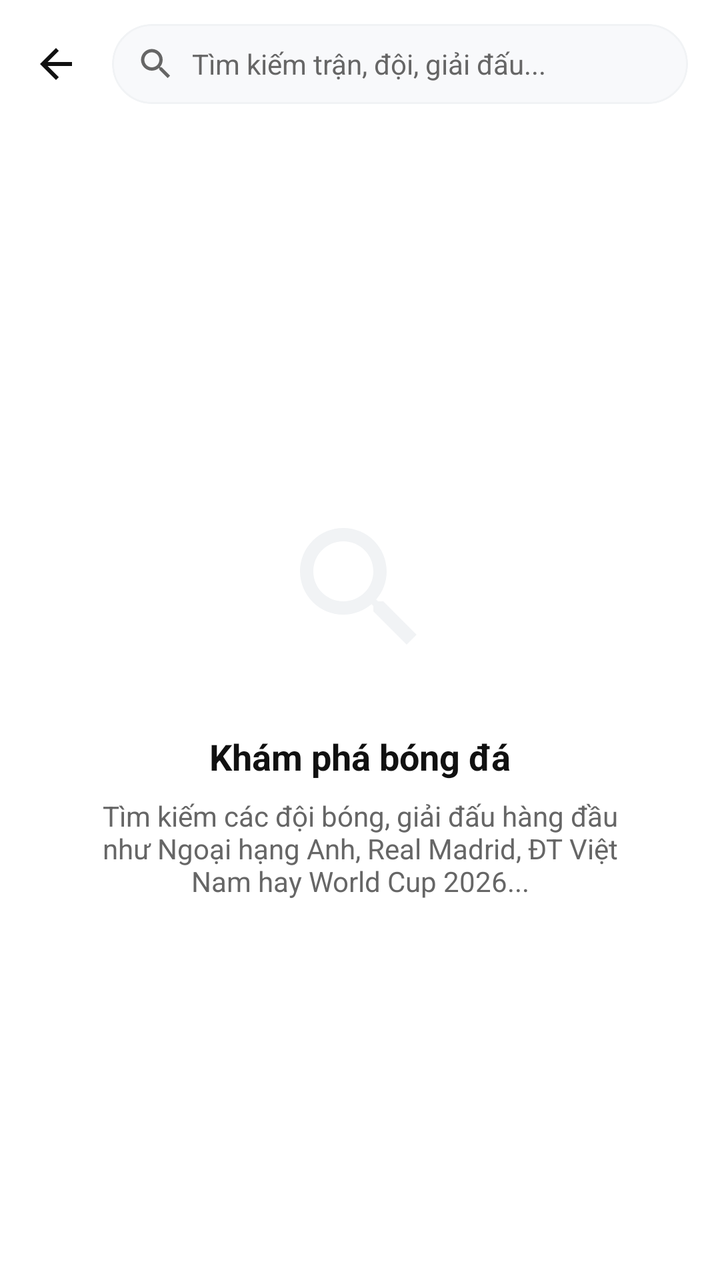
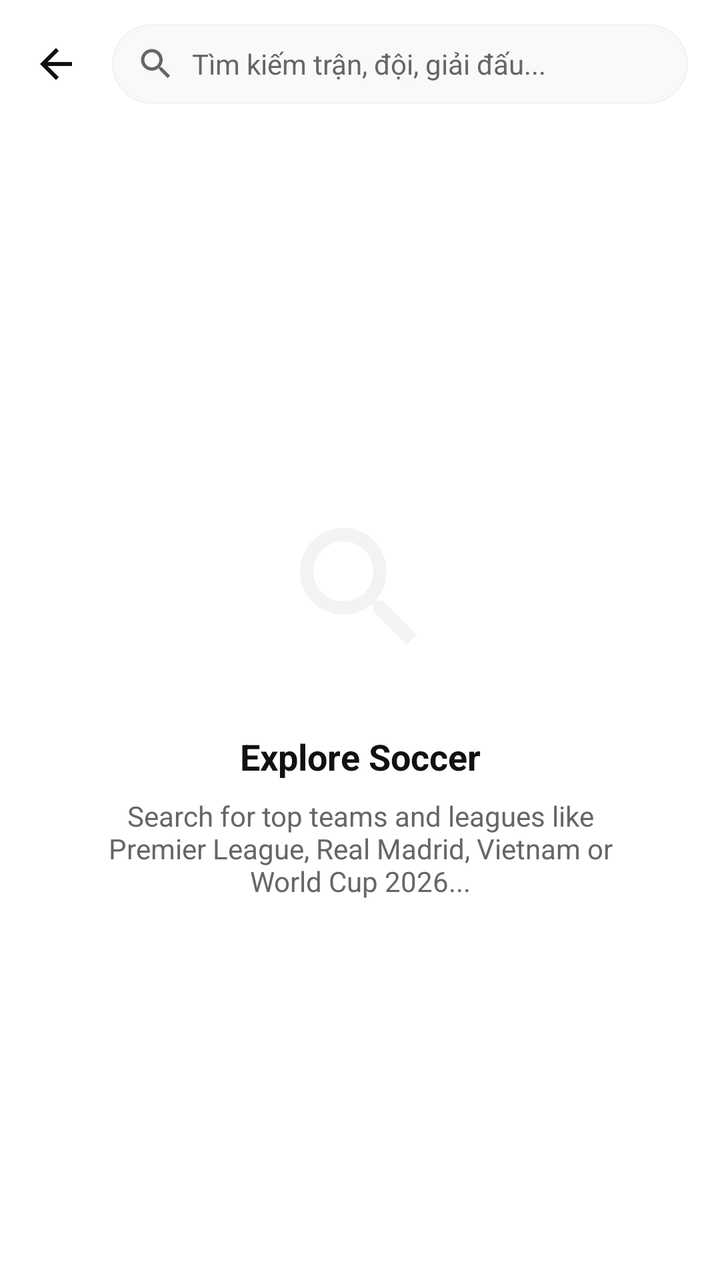

Before-and-after screenshots of an Android layout around one commit, followed by the original layout XML and the change that was made.
<!-- AndroidManifest.xml: activity theme Theme.MyApplication -->
<!-- res/layout/activity_search.xml -->
<?xml version="1.0" encoding="utf-8"?>
<androidx.constraintlayout.widget.ConstraintLayout xmlns:android="http://schemas.android.com/apk/res/android"
    xmlns:app="http://schemas.android.com/apk/res-auto"
    xmlns:tools="http://schemas.android.com/tools"
    android:layout_width="match_parent"
    android:layout_height="match_parent"
    android:background="@color/bg_light"
    tools:context=".ui.search.SearchActivity">

    
    <androidx.constraintlayout.widget.ConstraintLayout
        android:id="@+id/searchHeader"
        android:layout_width="match_parent"
        android:layout_height="64dp"
        android:background="@color/bg_light"
        app:layout_constraintTop_toTopOf="parent">

        <ImageView
            android:id="@+id/btnBack"
            android:layout_width="40dp"
            android:layout_height="40dp"
            android:layout_marginStart="8dp"
            android:contentDescription="Back"
            android:padding="8dp"
            android:src="@drawable/ic_back"
            app:layout_constraintBottom_toBottomOf="parent"
            app:layout_constraintStart_toStartOf="parent"
            app:layout_constraintTop_toTopOf="parent"
            app:tint="@color/text_white" />

        <com.google.android.material.card.MaterialCardView
            android:id="@+id/cvSearchInput"
            android:layout_width="0dp"
            android:layout_height="40dp"
            android:layout_marginStart="8dp"
            android:layout_marginEnd="16dp"
            app:cardBackgroundColor="@color/card_dark"
            app:cardCornerRadius="20dp"
            app:cardElevation="0dp"
            app:strokeColor="@color/divider_dark"
            app:strokeWidth="1dp"
            app:layout_constraintBottom_toBottomOf="parent"
            app:layout_constraintEnd_toEndOf="parent"
            app:layout_constraintStart_toEndOf="@id/btnBack"
            app:layout_constraintTop_toTopOf="parent">

            <androidx.constraintlayout.widget.ConstraintLayout
                android:layout_width="match_parent"
                android:layout_height="match_parent">

                <ImageView
                    android:id="@+id/ivSearchIconSmall"
                    android:layout_width="20dp"
                    android:layout_height="20dp"
                    android:layout_marginStart="12dp"
                    android:contentDescription="Search Icon"
                    android:src="@drawable/ic_search"
                    app:layout_constraintBottom_toBottomOf="parent"
                    app:layout_constraintStart_toStartOf="parent"
                    app:layout_constraintTop_toTopOf="parent"
                    app:tint="@color/text_muted" />

                <EditText
                    android:id="@+id/etSearch"
                    android:layout_width="0dp"
                    android:layout_height="match_parent"
                    android:layout_marginStart="8dp"
                    android:layout_marginEnd="8dp"
                    android:background="@android:color/transparent"
                    android:hint="Tìm kiếm trận, đội, giải đấu..."
                    android:imeOptions="actionSearch"
                    android:inputType="text"
                    android:maxLines="1"
                    android:textColor="@color/text_white"
                    android:textColorHint="@color/text_muted"
                    android:textSize="14sp"
                    app:layout_constraintBottom_toBottomOf="parent"
                    app:layout_constraintEnd_toStartOf="@id/btnClear"
                    app:layout_constraintStart_toEndOf="@id/ivSearchIconSmall"
                    app:layout_constraintTop_toTopOf="parent" />

                <ImageView
                    android:id="@+id/btnClear"
                    android:layout_width="28dp"
                    android:layout_height="28dp"
                    android:layout_marginEnd="8dp"
                    android:contentDescription="Clear text"
                    android:padding="6dp"
                    android:src="@android:drawable/ic_menu_close_clear_cancel"
                    android:visibility="gone"
                    app:layout_constraintBottom_toBottomOf="parent"
                    app:layout_constraintEnd_toEndOf="parent"
                    app:layout_constraintTop_toTopOf="parent"
                    app:tint="@color/text_muted"
                    tools:visibility="visible" />

            </androidx.constraintlayout.widget.ConstraintLayout>

        </com.google.android.material.card.MaterialCardView>

    </androidx.constraintlayout.widget.ConstraintLayout>

    
    <androidx.recyclerview.widget.RecyclerView
        android:id="@+id/rvSearchResults"
        android:layout_width="match_parent"
        android:layout_height="0dp"
        android:clipToPadding="false"
        android:paddingBottom="24dp"
        app:layout_constraintBottom_toBottomOf="parent"
        app:layout_constraintTop_toBottomOf="@id/searchHeader" />

    
    <androidx.constraintlayout.widget.ConstraintLayout
        android:id="@+id/emptyStateLayout"
        android:layout_width="match_parent"
        android:layout_height="0dp"
        android:gravity="center"
        app:layout_constraintBottom_toBottomOf="parent"
        app:layout_constraintTop_toBottomOf="@id/searchHeader">

        <ImageView
            android:id="@+id/ivEmptySearch"
            android:layout_width="80dp"
            android:layout_height="80dp"
            android:layout_marginBottom="16dp"
            android:contentDescription="Search placeholder"
            android:src="@drawable/ic_search"
            app:layout_constraintBottom_toTopOf="@id/tvEmptyTitle"
            app:layout_constraintEnd_toEndOf="parent"
            app:layout_constraintStart_toStartOf="parent"
            app:layout_constraintTop_toTopOf="parent"
            app:layout_constraintVertical_chainStyle="packed"
            app:tint="@color/divider_dark" />

        <TextView
            android:id="@+id/tvEmptyTitle"
            android:layout_width="wrap_content"
            android:layout_height="wrap_content"
            android:layout_marginTop="16dp"
            android:text="Khám phá bóng đá"
            android:textColor="@color/text_white"
            android:textSize="18sp"
            android:textStyle="bold"
            app:layout_constraintBottom_toTopOf="@id/tvEmptyDescription"
            app:layout_constraintEnd_toEndOf="parent"
            app:layout_constraintStart_toStartOf="parent"
            app:layout_constraintTop_toBottomOf="@id/ivEmptySearch" />

        <TextView
            android:id="@+id/tvEmptyDescription"
            android:layout_width="0dp"
            android:layout_height="wrap_content"
            android:layout_marginHorizontal="48dp"
            android:layout_marginTop="8dp"
            android:gravity="center"
            android:text="Tìm kiếm các đội bóng, giải đấu hàng đầu như Ngoại hạng Anh, Real Madrid, ĐT Việt Nam hay World Cup 2026..."
            android:textColor="@color/text_muted"
            android:textSize="14sp"
            app:layout_constraintBottom_toBottomOf="parent"
            app:layout_constraintEnd_toEndOf="parent"
            app:layout_constraintStart_toStartOf="parent"
            app:layout_constraintTop_toBottomOf="@id/tvEmptyTitle" />

    </androidx.constraintlayout.widget.ConstraintLayout>

</androidx.constraintlayout.widget.ConstraintLayout>
<!-- resources referenced by this layout -->
<resources>
  <color name="bg_light">@color/background</color>
  <color name="card_dark">@color/surface</color>
  <color name="divider_dark">@color/divider</color>
  <color name="text_muted">@color/textSecondary</color>
  <color name="text_white">@color/textPrimary</color>
  <!-- drawable ic_back (drawable) -->
  <vector xmlns:android="http://schemas.android.com/apk/res/android"
      android:width="24dp"
      android:height="24dp"
      android:viewportWidth="24"
      android:viewportHeight="24">
    <path
        android:fillColor="#FFFFFFFF"
        android:pathData="M20,11H7.83l5.59,-5.59L12,4l-8,8 8,8 1.41,-1.41L7.83,13H20v-2z"/>
  </vector>
  <!-- drawable ic_search (drawable) -->
  <vector xmlns:android="http://schemas.android.com/apk/res/android"
      android:width="24dp"
      android:height="24dp"
      android:viewportWidth="24"
      android:viewportHeight="24">
    <path
        android:fillColor="@color/textPrimary"
        android:pathData="M15.5,14h-0.79l-0.28,-0.27C15.41,12.59 16,11.11 16,9.5 16,5.91 13.09,3 9.5,3S3,5.91 3,9.5 5.91,16 9.5,16c1.61,0 3.09,-0.59 4.23,-1.57l0.27,0.28v0.79l5,4.99L20.49,19l-4.99,-5zM9.5,14C7.01,14 5,11.99 5,9.5S7.01,5 9.5,5 14,7.01 14,9.5 11.99,14 9.5,14z"/>
  </vector>
  <style name="Theme.MyApplication" parent="Theme.MaterialComponents.Light.NoActionBar">
          
          <item name="colorPrimary">@color/accent_green</item>
          <item name="colorPrimaryVariant">@color/white</item>
          <item name="colorOnPrimary">@color/white</item>
          
          
          <item name="colorSecondary">@color/accent_green_secondary</item>
          <item name="colorSecondaryVariant">@color/accent_green</item>
          <item name="colorOnSecondary">@color/white</item>
          
          
          <item name="android:statusBarColor">@color/white</item>
          <item name="android:windowBackground">@color/white</item>
          <item name="android:navigationBarColor">@color/white</item>
          
          
          <item name="android:windowLightStatusBar">true</item>
          <item name="android:windowLightNavigationBar" tools:targetApi="o_mr1">true</item>
          
          
          <item name="android:textColor">@color/text_white</item>
          <item name="android:textColorSecondary">@color/text_muted</item>
      </style>
  <color name="background">#FFFFFF</color>
  <color name="surface">#F8F9FB</color>
  <color name="divider">#F1F3F5</color>
  <color name="textSecondary">#666666</color>
  <color name="textPrimary">#111111</color>
  <color name="accent_green">@color/primaryBlue</color>
  <color name="white">#FFFFFFFF</color>
  <color name="accent_green_secondary">@color/accentBlue</color>
  <color name="primaryBlue">#2563EB</color>
  <color name="accentBlue">#3B82F6</color>
</resources>

<!-- the commit's change to res/layout/activity_search.xml (unified diff, before → after) -->
@@ -138,7 +138,7 @@
             android:layout_width="wrap_content"
             android:layout_height="wrap_content"
             android:layout_marginTop="16dp"
-            android:text="Khám phá bóng đá"
+            android:text="@string/search_empty_title"
             android:textColor="@color/text_white"
             android:textSize="18sp"
             android:textStyle="bold"
@@ -154,7 +154,7 @@
             android:layout_marginHorizontal="48dp"
             android:layout_marginTop="8dp"
             android:gravity="center"
-            android:text="Tìm kiếm các đội bóng, giải đấu hàng đầu như Ngoại hạng Anh, Real Madrid, ĐT Việt Nam hay World Cup 2026..."
+            android:text="@string/search_empty_desc"
             android:textColor="@color/text_muted"
             android:textSize="14sp"
             app:layout_constraintBottom_toBottomOf="parent"
<!-- resource entries referenced after the edit -->
@@ -25,6 +25,8 @@
         android:fillColor="@color/textPrimary"
         android:pathData="M15.5,14h-0.79l-0.28,-0.27C15.41,12.59 16,11.11 16,9.5 16,5.91 13.09,3 9.5,3S3,5.91 3,9.5 5.91,16 9.5,16c1.61,0 3.09,-0.59 4.23,-1.57l0.27,0.28v0.79l5,4.99L20.49,19l-4.99,-5zM9.5,14C7.01,14 5,11.99 5,9.5S7.01,5 9.5,5 14,7.01 14,9.5 11.99,14 9.5,14z"/>
   </vector>
+  <string name="search_empty_desc">Search for top teams and leagues like Premier League, Real Madrid, Vietnam or World Cup 2026...</string>
+  <string name="search_empty_title">Explore Soccer</string>
   <style name="Theme.MyApplication" parent="Theme.MaterialComponents.Light.NoActionBar">
           
           <item name="colorPrimary">@color/accent_green</item>
